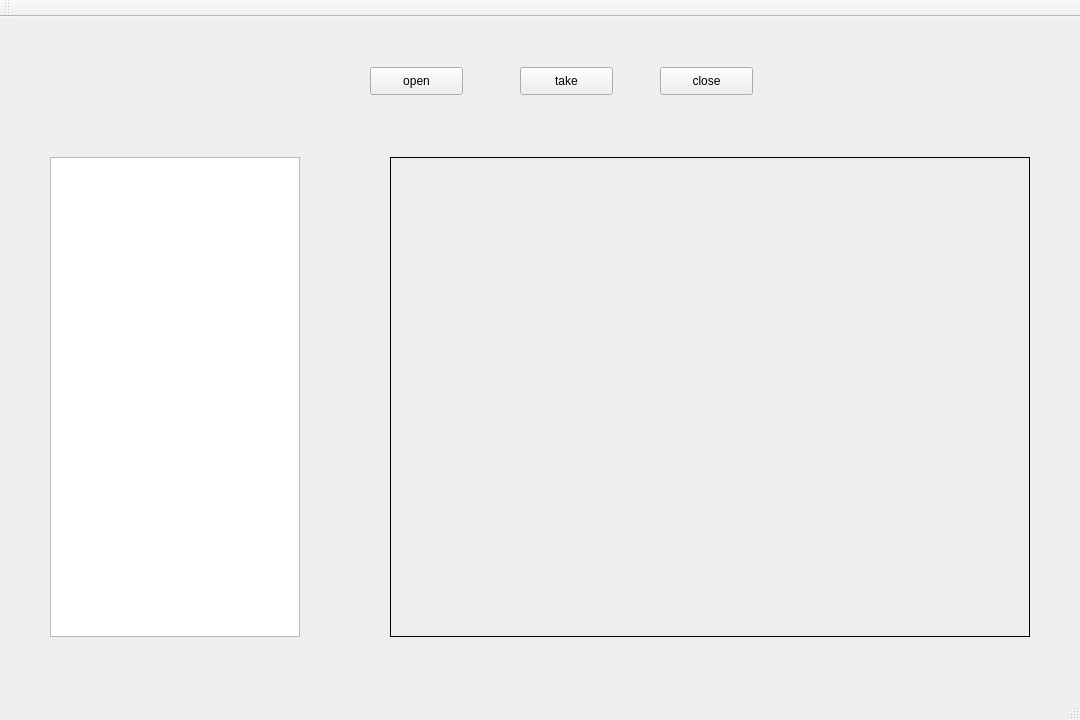
The window that CalibrationTool/CalibrationTool.ui (Qfccse/CalibrationTool) describes before a commit, drawn with Qt 5.
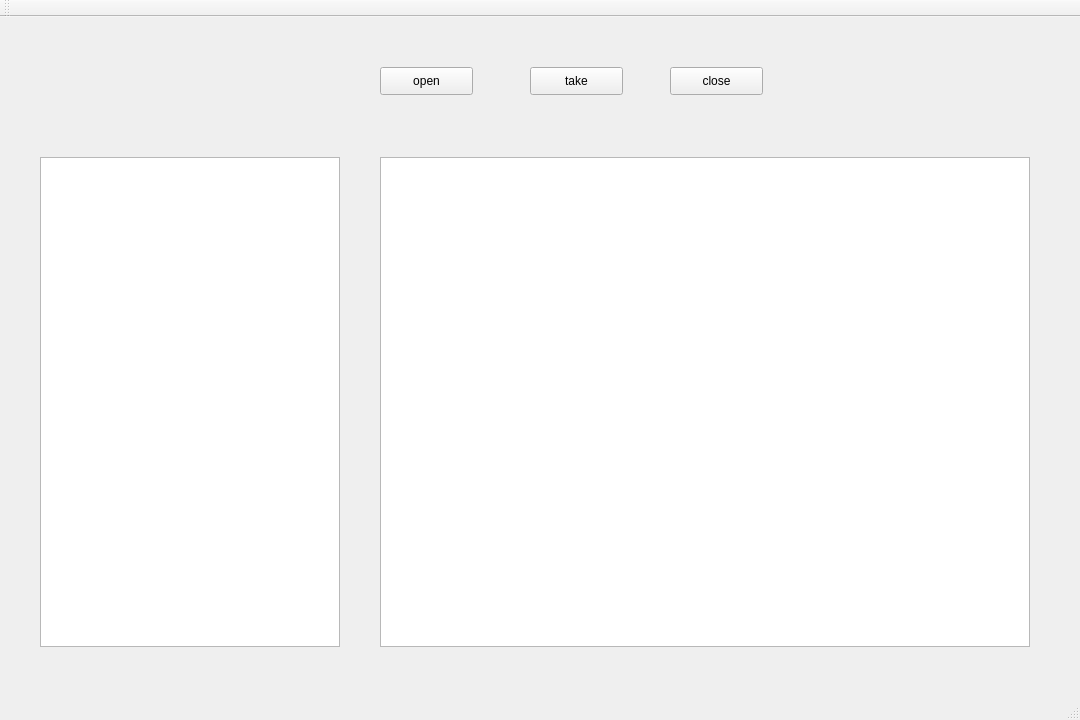
The same window after the commit.

```diff
--- a/CalibrationTool/CalibrationTool.ui
+++ b/CalibrationTool/CalibrationTool.ui
@@ -20,17 +20,17 @@
    <widget class="QListWidget" name="imageList">
     <property name="geometry">
      <rect>
-      <x>50</x>
+      <x>40</x>
       <y>140</y>
-      <width>250</width>
-      <height>480</height>
+      <width>300</width>
+      <height>490</height>
      </rect>
     </property>
    </widget>
    <widget class="QPushButton" name="openCam">
     <property name="geometry">
      <rect>
-      <x>370</x>
+      <x>380</x>
       <y>50</y>
       <width>93</width>
       <height>28</height>
@@ -43,7 +43,7 @@
    <widget class="QPushButton" name="takePic">
     <property name="geometry">
      <rect>
-      <x>520</x>
+      <x>530</x>
       <y>50</y>
       <width>93</width>
       <height>28</height>
@@ -56,7 +56,7 @@
    <widget class="QPushButton" name="closeCam">
     <property name="geometry">
      <rect>
-      <x>660</x>
+      <x>670</x>
       <y>50</y>
       <width>93</width>
       <height>28</height>
@@ -66,27 +66,15 @@
      <string>close</string>
     </property>
    </widget>
-   <widget class="QLabel" name="imageWindow">
-    <property name="enabled">
-     <bool>false</bool>
-    </property>
+   <widget class="QGraphicsView" name="imageWindow">
     <property name="geometry">
      <rect>
-      <x>390</x>
+      <x>380</x>
       <y>140</y>
-      <width>640</width>
-      <height>480</height>
+      <width>650</width>
+      <height>490</height>
      </rect>
     </property>
-    <property name="styleSheet">
-     <string notr="true">QLabel#imageWindow {
-    border: 1px solid black;
-    padding: 5px;
-}</string>
-    </property>
-    <property name="text">
-     <string/>
-    </property>
    </widget>
   </widget>
   <widget class="QMenuBar" name="menuBar">
```
